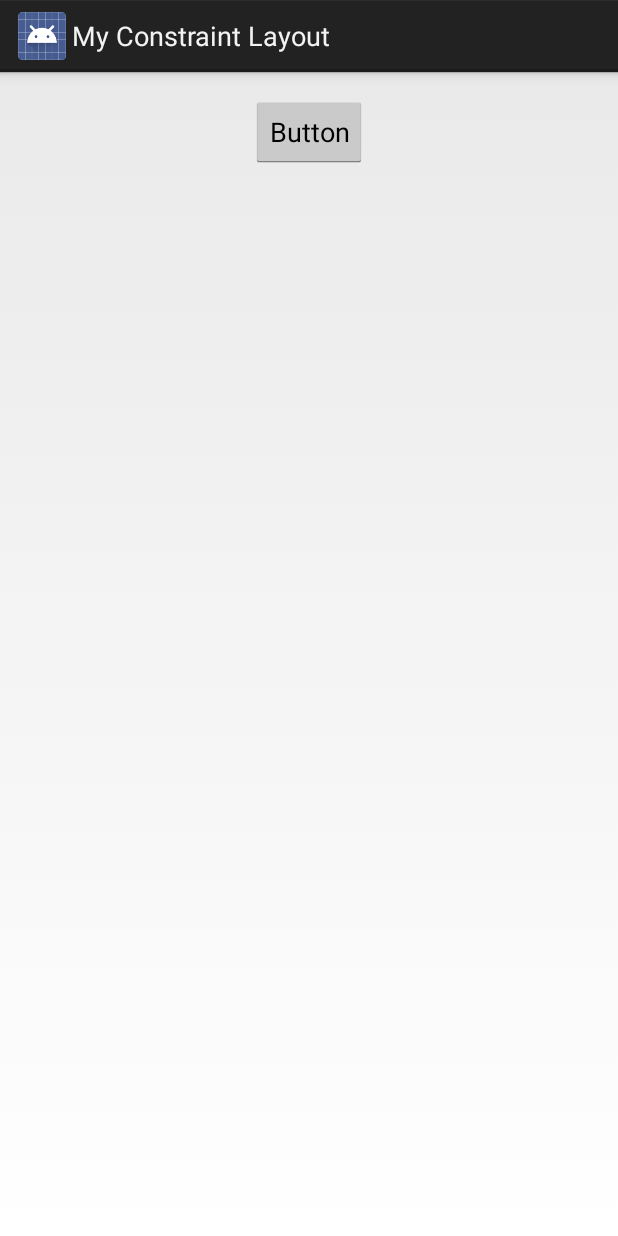
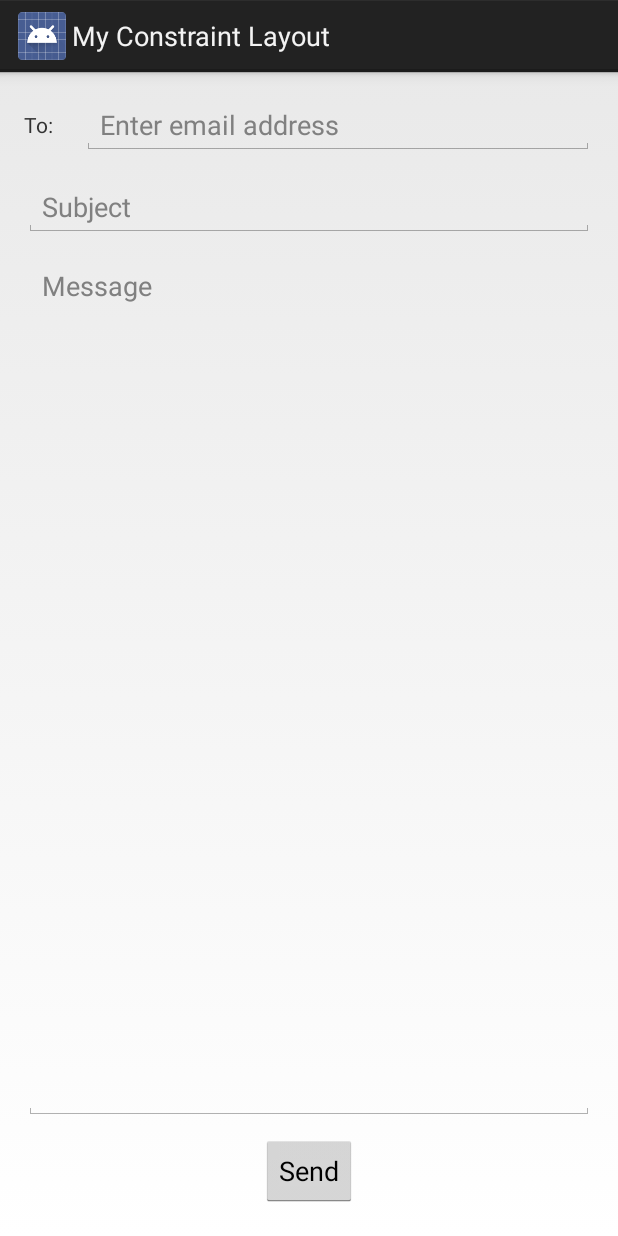
Before and after one commit to FutureAndroidDeveloper/MyConstraintLayout, an Android app: the screen it shows after launch (MainActivity), on a phone screen of 412 x 824 dp. Run offline under Robolectric (Android 15) with nearby library versions, the phone set to English and light mode, and no system bars.

Commit message:
Создал макет с помощью функции (Infer Constraints), встроенной в IDE
Android Studio сама устанавливала ограничения на представления.

```diff
--- a/app/src/main/res/layout/activity_main.xml
+++ b/app/src/main/res/layout/activity_main.xml
@@ -6,16 +6,71 @@
     android:layout_height="match_parent"
     tools:context=".MainActivity">
 
-    <Button
-        android:id="@+id/button"
+    <TextView
+        android:id="@+id/to_label"
         android:layout_width="wrap_content"
         android:layout_height="wrap_content"
-        android:layout_marginStart="8dp"
-        android:layout_marginTop="16dp"
-        android:layout_marginEnd="8dp"
-        android:text="Button"
-        app:layout_constraintEnd_toEndOf="parent"
+        android:layout_marginStart="16dp"
+        android:layout_marginTop="25dp"
+        android:layout_marginEnd="19dp"
+        android:text="@string/to_label"
+        app:layout_constraintEnd_toStartOf="@+id/email_adress"
         app:layout_constraintStart_toStartOf="parent"
         app:layout_constraintTop_toTopOf="parent" />
 
+    <EditText
+        android:id="@+id/email_adress"
+        android:layout_width="0dp"
+        android:layout_height="wrap_content"
+        android:layout_marginTop="16dp"
+        android:layout_marginEnd="16dp"
+        android:layout_marginBottom="68dp"
+        android:ems="10"
+        android:hint="@string/email_hint"
+        android:inputType="textEmailAddress"
+        app:layout_constraintBottom_toTopOf="@+id/message"
+        app:layout_constraintEnd_toEndOf="parent"
+        app:layout_constraintStart_toEndOf="@+id/to_label"
+        app:layout_constraintTop_toTopOf="parent" />
+
+    <EditText
+        android:id="@+id/subject"
+        android:layout_width="0dp"
+        android:layout_height="wrap_content"
+        android:layout_marginStart="16dp"
+        android:layout_marginTop="15dp"
+        android:layout_marginEnd="16dp"
+        android:ems="10"
+        android:hint="@string/subject_hint"
+        android:inputType="textPersonName"
+        app:layout_constraintEnd_toEndOf="parent"
+        app:layout_constraintStart_toStartOf="parent"
+        app:layout_constraintTop_toBottomOf="@+id/email_adress" />
+
+    <Button
+        android:id="@+id/send_button"
+        android:layout_width="wrap_content"
+        android:layout_height="wrap_content"
+        android:layout_marginBottom="19dp"
+        android:text="@string/send_button"
+        app:layout_constraintBottom_toBottomOf="parent"
+        app:layout_constraintEnd_toEndOf="parent"
+        app:layout_constraintStart_toStartOf="parent" />
+
+    <EditText
+        android:id="@+id/message"
+        android:layout_width="0dp"
+        android:layout_height="0dp"
+        android:layout_marginStart="16dp"
+        android:layout_marginEnd="16dp"
+        android:layout_marginBottom="77dp"
+        android:ems="10"
+        android:gravity="top"
+        android:hint="@string/message_hint"
+        android:inputType="textPersonName"
+        app:layout_constraintBottom_toBottomOf="parent"
+        app:layout_constraintEnd_toEndOf="parent"
+        app:layout_constraintHorizontal_bias="0.0"
+        app:layout_constraintStart_toStartOf="parent"
+        app:layout_constraintTop_toBottomOf="@+id/email_adress" />
 </android.support.constraint.ConstraintLayout>
```
